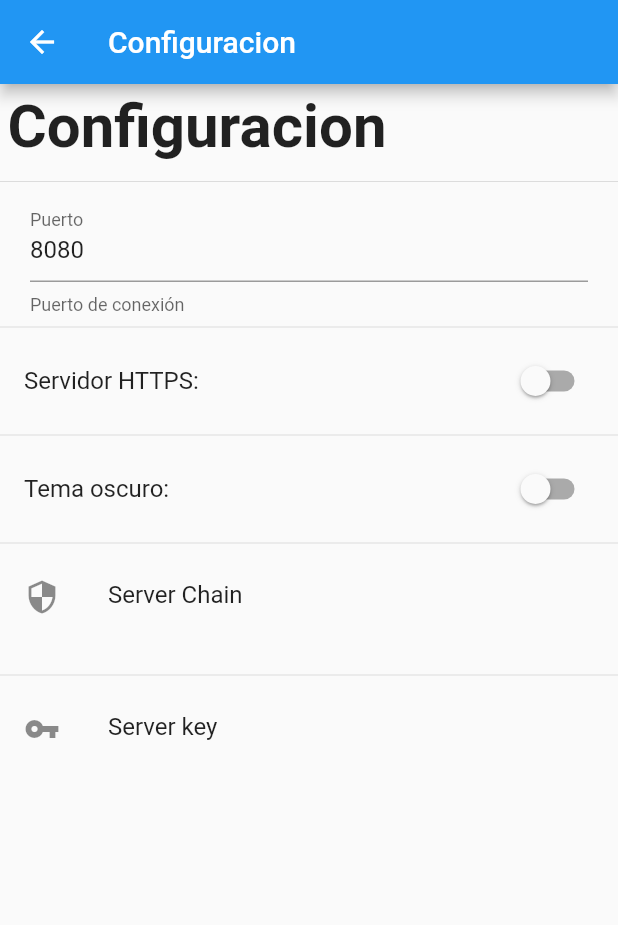
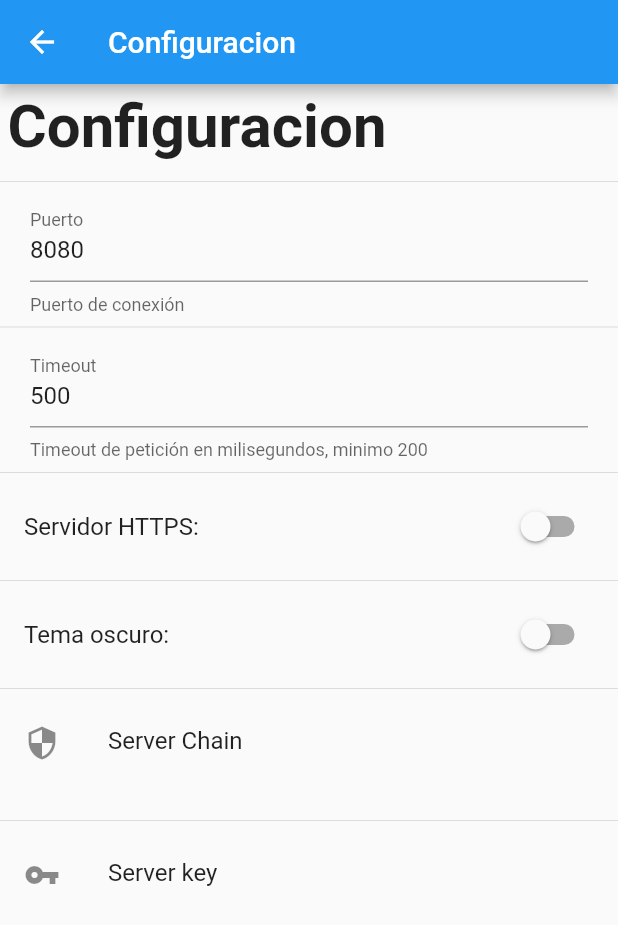
Before and after one commit to jmmanzano/OSmsGateway, a Flutter app: the PrefsPage screen opened by its route, on a phone screen of 412 x 824 dp. Shown: the top 925 px of the screen. Run offline on Flutter 3.47's test engine with Material 2 defaults, Android fonts, the phone set to English and light mode, and no system bars; our stand-ins replace connectivity, file_picker, shared_preferences; missing offline and left inert: connectivity_for_web, shared_preferences_web, telephony; accounts and stored records are empty.

Commit message:
Versión 0.0.2
Se añade timeout personalizado a las request.

```diff
--- a/lib/generated_plugin_registrant.dart
+++ b/lib/generated_plugin_registrant.dart
@@ -2,6 +2,7 @@
 // Generated file. Do not edit.
 //
 
+// ignore_for_file: directives_ordering
 // ignore_for_file: lines_longer_than_80_chars
 
 import 'package:connectivity_for_web/connectivity_for_web.dart';
--- a/lib/src/pages/home_page.dart
+++ b/lib/src/pages/home_page.dart
@@ -76,7 +76,8 @@ class _HomePageState extends State<HomePage> {
     if (connectivityResult == ConnectivityResult.wifi) {
       var args = {
         'serverChain': preferencias.serverChain,
-        'serverKey': preferencias.serverKey
+        'serverKey': preferencias.serverKey,
+        'timeout': preferencias.timeout,
       };
       await server.iniciar(
           port: preferencias.puerto,
--- a/lib/src/pages/prefs_page.dart
+++ b/lib/src/pages/prefs_page.dart
@@ -16,7 +16,9 @@ class _PrefsPageState extends State<PrefsPage> {
   PreferenciasUsuario preferencias = PreferenciasUsuario();
   final formKey = GlobalKey<FormState>();
   TextEditingController? _textController;
+  TextEditingController? _textControllerTimeout;
   int _port = 8080;
+  int _timeout = 500;
   bool _temaOscuro = false;
   bool _isHttps = false;
   @override
@@ -25,7 +27,10 @@ class _PrefsPageState extends State<PrefsPage> {
     _port = preferencias.puerto;
     _temaOscuro = preferencias.temaOscuro;
     _isHttps = preferencias.secure;
+    _timeout = preferencias.timeout;
     _textController = new TextEditingController(text: _port.toString());
+    _textControllerTimeout =
+        new TextEditingController(text: _timeout.toString());
   }
 
   @override
@@ -58,6 +63,39 @@ class _PrefsPageState extends State<PrefsPage> {
                       preferencias.puerto = int.parse(value);
                       setState(() {
                         _port = int.parse(value);
+                      });
+                    }
+                  },
+                  validator: (value) {
+                    print(value);
+                    if (utils.isNumeric(value!)) {
+                      return null;
+                    } else {
+                      return 'Solo números';
+                    }
+                  },
+                ),
+              ),
+              Divider(),
+              Container(
+                padding: EdgeInsets.symmetric(horizontal: 20.0),
+                child: TextFormField(
+                  keyboardType: TextInputType.number,
+                  controller: _textControllerTimeout,
+                  decoration: InputDecoration(
+                      labelText: 'Timeout',
+                      helperText:
+                          'Timeout de petición en milisegundos, minimo 200'),
+                  onChanged: (value) {
+                    if (utils.isNumeric(value)) {
+                      var t = int.parse(value);
+                      if (t <= 200) {
+                        t = 200;
+                        value = "200";
+                      }
+                      preferencias.timeout = t;
+                      setState(() {
+                        _timeout = t;
                       });
                     }
                   },
--- a/lib/src/prefs/prefs.dart
+++ b/lib/src/prefs/prefs.dart
@@ -22,6 +22,14 @@ class PreferenciasUsuario {
 
   set puerto(int puerto) {
     _prefs.setInt('puerto', puerto);
+  }
+
+  int get timeout {
+    return _prefs.getInt('timeout') ?? 500;
+  }
+
+  set timeout(int timeout) {
+    _prefs.setInt('timeout', timeout);
   }
 
   bool get temaOscuro {
--- a/lib/src/server/server.dart
+++ b/lib/src/server/server.dart
@@ -15,13 +15,14 @@ class Server extends SimpleHttpServer {
   static const DELIVERED = 'DELIVERED';
   static const UNSENDED = 'UNSENDED';
   static const ERROR = 'ERROR';
-  static const TIMEOUT_COUNTER = 200;
+  int timeCounter = 200;
 
   iniciar(
       {required int port,
       InternetAddress? internetAddress,
       required bool secure,
       dynamic args}) async {
+    timeCounter = args['timeout'];
     Map<String, String> mapIps = new Map();
     bool iniciar = true;
     await NetworkInterface.list(
@@ -123,8 +124,7 @@ class Server extends SimpleHttpServer {
 
   Future<bool> _continuar(String status, int contador) async {
     return await Future.delayed(Duration(milliseconds: 50), () {
-      if (status != DELIVERED && contador < TIMEOUT_COUNTER) {
-        print(contador * 50);
+      if (status != DELIVERED && contador < timeCounter) {
         return true;
       } else {
         return false;
--- a/pubspec.yaml
+++ b/pubspec.yaml
@@ -15,7 +15,7 @@ publish_to: "none" # Remove this line if you wish to publish to pub.dev
 # In iOS, build-name is used as CFBundleShortVersionString while build-number used as CFBundleVersion.
 # Read more about iOS versioning at
 # https://developer.apple.com/library/archive/documentation/General/Reference/InfoPlistKeyReference/Articles/CoreFoundationKeys.html
-version: 0.0.1
+version: 0.0.2
 
 environment:
   sdk: ">=2.12.0 <3.0.0"
```
Also changed, not shown: 1 other file.
